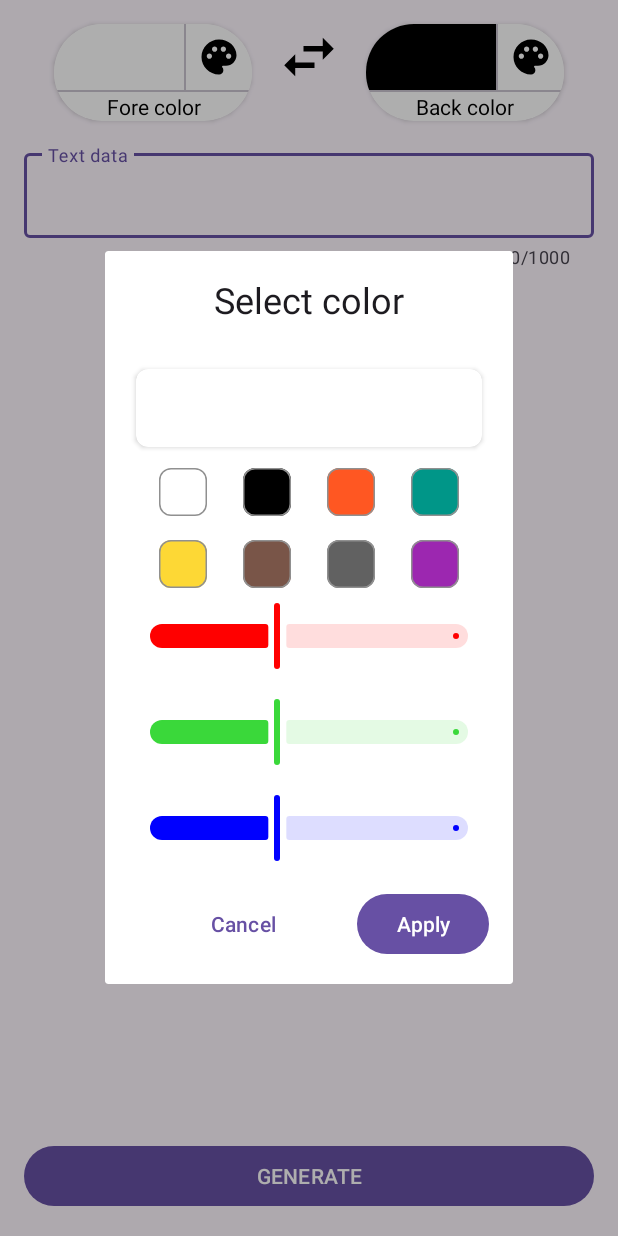
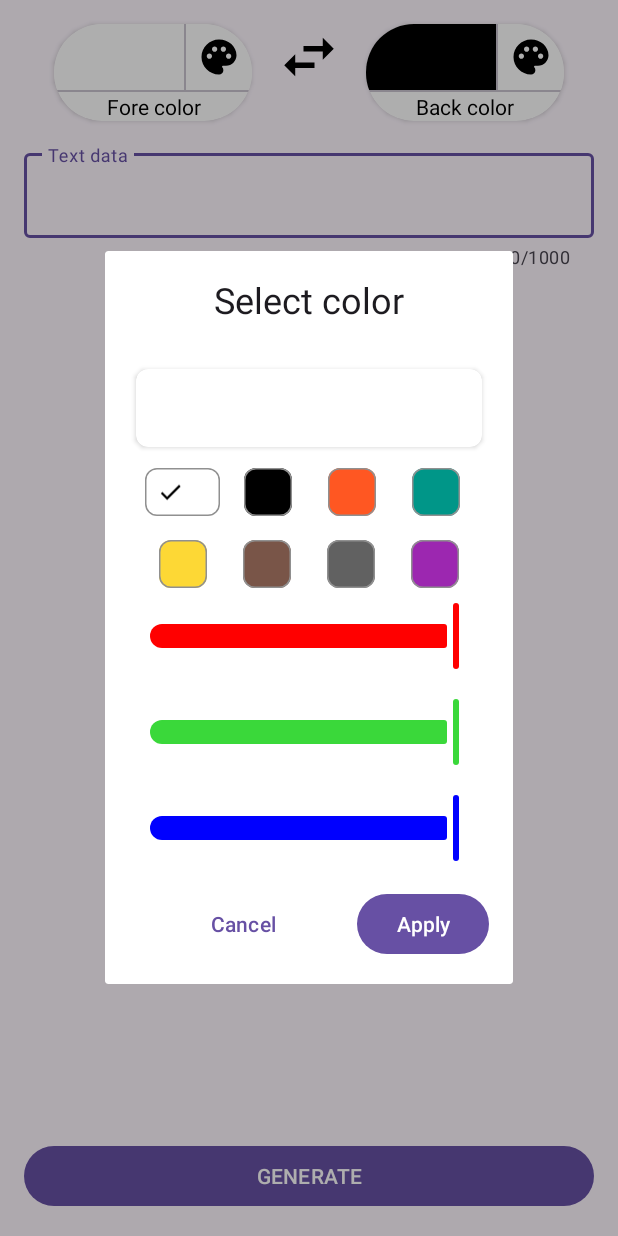
Before and after one commit to pixispace/qr-code-generator-parts, an Android app: the screen it shows after launch (MainActivity), after a tap on "Fore color", on a phone screen of 412 x 824 dp. Run offline under Robolectric (Android 15) with nearby library versions, the phone set to English and light mode, and no system bars.

Commit message:
Part 10 snapshot

```diff
--- a/QRCodeGenerator/app/src/main/java/com/pixispace/qrcodegenerator/ColorPickerDialog.java
+++ b/QRCodeGenerator/app/src/main/java/com/pixispace/qrcodegenerator/ColorPickerDialog.java
@@ -26,10 +26,10 @@ public class ColorPickerDialog extends Dialog {
         setContentView(binding.getRoot());
         setTitle(R.string.select_color);
         this.selectedColor = selectedColor;
+
         setPresets();
-
-        // Call the method
         setListeners();
+        updateUI();
     }
 
     private void setPresets() {
@@ -83,6 +83,82 @@ public class ColorPickerDialog extends Dialog {
             }
             dismiss();
         });
+
+        binding.redSlider.addOnChangeListener((slider, value, fromUser) -> {
+            if (fromUser) {
+                clearPresetSelection();
+                int red = (int) value;
+                selectedColor = Color.rgb(red, Color.green(selectedColor), Color.blue(selectedColor));
+                setSelectedColor();
+            }
+        });
+        binding.greenSlider.addOnChangeListener((slider, value, fromUser) -> {
+            if (fromUser) {
+                clearPresetSelection();
+                int green = (int) value;
+                selectedColor = Color.rgb(Color.red(selectedColor), green, Color.blue(selectedColor));
+                setSelectedColor();
+            }
+        });
+        binding.blueSlider.addOnChangeListener((slider, value, fromUser) -> {
+            if (fromUser) {
+                clearPresetSelection();
+                int blue = (int) value;
+                selectedColor = Color.rgb(Color.red(selectedColor), Color.green(selectedColor), blue);
+                setSelectedColor();
+            }
+        });
+
+        binding.preset1Chip.setOnClickListener(v -> applyPreset(v.getTag()));
+        binding.preset2Chip.setOnClickListener(v -> applyPreset(v.getTag()));
+        binding.preset3Chip.setOnClickListener(v -> applyPreset(v.getTag()));
+        binding.preset4Chip.setOnClickListener(v -> applyPreset(v.getTag()));
+        binding.preset5Chip.setOnClickListener(v -> applyPreset(v.getTag()));
+        binding.preset6Chip.setOnClickListener(v -> applyPreset(v.getTag()));
+        binding.preset7Chip.setOnClickListener(v -> applyPreset(v.getTag()));
+        binding.preset8Chip.setOnClickListener(v -> applyPreset(v.getTag()));
+    }
+
+    private void updateUI() {
+        setSelectedColor();
+        setSliderValues();
+        applyPreset(Util.colorToHex(selectedColor, true));
+    }
+
+    private void setSelectedColor() {
+        binding.colorPreview.setCardBackgroundColor(selectedColor);
+    }
+
+    private void clearPresetSelection() {
+        binding.preset1Chip.setChipIcon(null);
+        binding.preset2Chip.setChipIcon(null);
+        binding.preset3Chip.setChipIcon(null);
+        binding.preset4Chip.setChipIcon(null);
+        binding.preset5Chip.setChipIcon(null);
+        binding.preset6Chip.setChipIcon(null);
+        binding.preset7Chip.setChipIcon(null);
+        binding.preset8Chip.setChipIcon(null);
+    }
+
+    private void applyPreset(Object tag) {
+        clearPresetSelection();
+        String hexColor = (tag != null) ? tag.toString() : "";
+        PresetData data = presetMap.get(hexColor);
+        if (data != null) {
+
+            int resId = data.isDarkCheck ? R.drawable.check_black : R.drawable.check_white;
+            data.chip.setChipIconResource(resId);
+
+            selectedColor = Color.parseColor(hexColor);
+            setSelectedColor();
+            setSliderValues();
+        }
+    }
+
+    private void setSliderValues() {
+        binding.redSlider.setValue(Color.red(selectedColor));
+        binding.greenSlider.setValue(Color.green(selectedColor));
+        binding.blueSlider.setValue(Color.blue(selectedColor));
     }
 
     private static class PresetData {
--- /dev/null
+++ b/QRCodeGenerator/app/src/main/java/com/pixispace/qrcodegenerator/Util.java
@@ -0,0 +1,35 @@
+package com.pixispace.qrcodegenerator;
+
+import android.graphics.Color;
+
+public class Util {
+    private Util() {
+    }
+
+    public static String colorToHex(int color, boolean includePrefix) {
+        StringBuilder builder = new StringBuilder();
+        if (includePrefix) {
+            builder.append("#");
+        }
+
+        int red = Color.red(color);
+        if (red < 0xf) {
+            builder.append(0);
+        }
+        builder.append(Integer.toHexString(red));
+
+        int green = Color.green(color);
+        if (green < 0xf) {
+            builder.append(0);
+        }
+        builder.append(Integer.toHexString(green));
+
+        int blue = Color.blue(color);
+        if (blue < 0xf) {
+            builder.append(0);
+        }
+        builder.append(Integer.toHexString(blue));
+
+        return builder.toString();
+    }
+}
--- /dev/null
+++ b/QRCodeGenerator/app/src/main/res/drawable/check_black.xml
@@ -0,0 +1,5 @@
+<vector android:height="24dp" android:tint="#000"
+    android:viewportHeight="24" android:viewportWidth="24"
+    android:width="24dp" xmlns:android="http://schemas.android.com/apk/res/android">
+    <path android:fillColor="#000" android:pathData="M9,16.17L4.83,12l-1.42,1.41L9,19 21,7l-1.41,-1.41z"/>
+</vector>
--- /dev/null
+++ b/QRCodeGenerator/app/src/main/res/drawable/check_white.xml
@@ -0,0 +1,5 @@
+<vector android:height="24dp" android:tint="#fff"
+    android:viewportHeight="24" android:viewportWidth="24"
+    android:width="24dp" xmlns:android="http://schemas.android.com/apk/res/android">
+    <path android:fillColor="#fff" android:pathData="M9,16.17L4.83,12l-1.42,1.41L9,19 21,7l-1.41,-1.41z"/>
+</vector>
```
Also changed, not shown: 2 other files.
